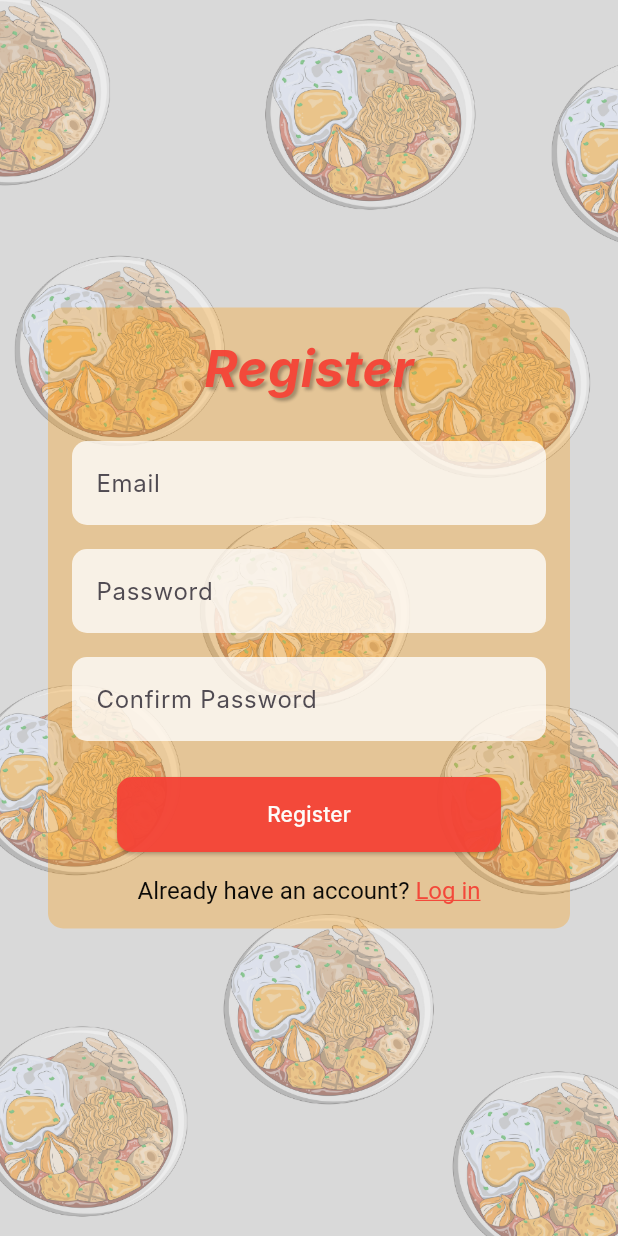
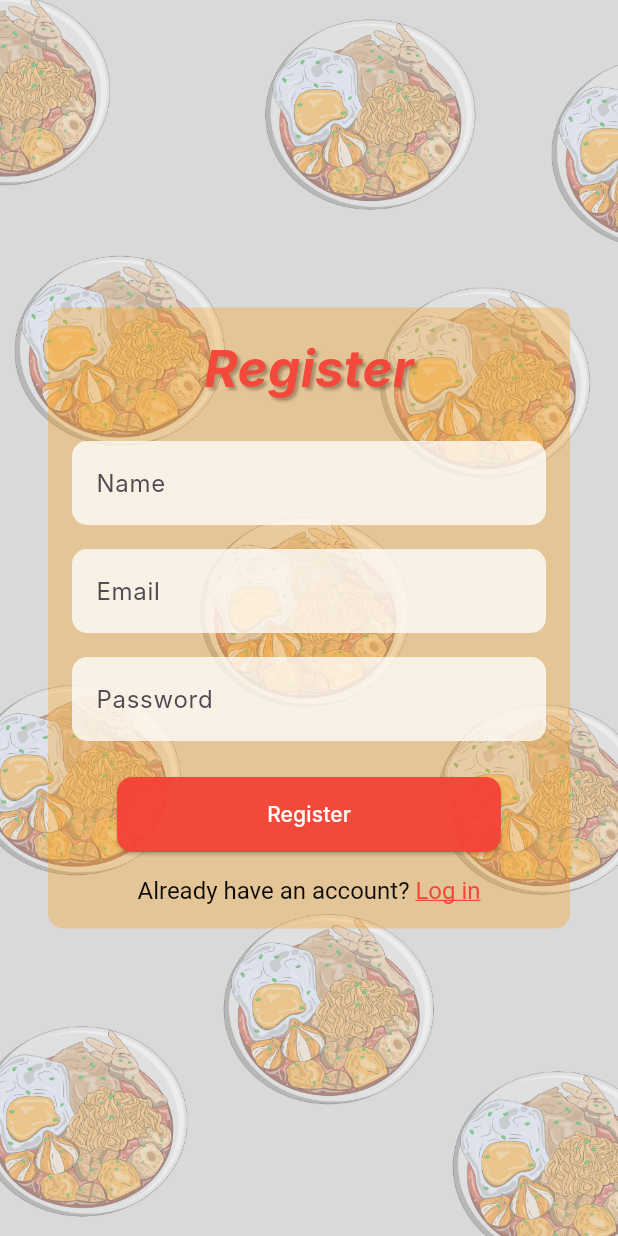
Before and after one commit to aaiiccaa/ente, a Flutter app: the RegisterScreen screen opened directly, on a phone screen of 412 x 824 dp. Run offline on Flutter 3.47's test engine with Material 3 defaults, Android fonts, the phone set to English and light mode, and no system bars; our stand-ins replace flutter_rating_bar; Roboto replaces fonts that are missing (Inter).

Commit message:
Add files via upload

```diff
--- a/lib/register.dart
+++ b/lib/register.dart
@@ -1,5 +1,6 @@
 import 'package:flutter/material.dart';
 import 'package:flutter/gestures.dart';
+import 'auth_service.dart'; // Pastikan untuk membuat dan mengimpor auth_service.dart
 import 'login.dart';
 
 class RegisterScreen extends StatefulWidget {
@@ -12,6 +13,9 @@ class RegisterScreen extends StatefulWidget {
 class _RegisterScreenState extends State<RegisterScreen> with SingleTickerProviderStateMixin {
   late AnimationController _controller;
   late Animation<double> _opacity;
+  final TextEditingController nameController = TextEditingController(); // Tambahkan controller untuk nama
+  final TextEditingController emailController = TextEditingController();
+  final TextEditingController passwordController = TextEditingController();
 
   @override
   void initState() {
@@ -31,6 +35,23 @@ class _RegisterScreenState extends State<RegisterScreen> with SingleTickerProvid
   void dispose() {
     _controller.dispose();
     super.dispose();
+  }
+
+  void _register() async {
+    final name = nameController.text; // Ambil input nama
+    final email = emailController.text;
+    final password = passwordController.text;
+
+    try {
+      final result = await AuthService().register(name, email, password); // Kirim nama ke AuthService
+      print('Registration successful: ${result['token']}');
+      // Save token and navigate to login screen or dashboard
+      Navigator.pushReplacementNamed(context, '/login');
+    } catch (e) {
+      print('Registration failed: $e');
+      // Show error message
+      ScaffoldMessenger.of(context).showSnackBar(SnackBar(content: Text('Registration failed: $e')));
+    }
   }
 
   @override
@@ -75,16 +96,14 @@ class _RegisterScreenState extends State<RegisterScreen> with SingleTickerProvid
                       ),
                     ),
                     SizedBox(height: 24),
-                    buildTextField('Email'),
+                    buildTextField('Name', controller: nameController), // Tambahkan field nama
                     SizedBox(height: 16),
-                    buildTextField('Password', obscureText: true),
+                    buildTextField('Email', controller: emailController),
                     SizedBox(height: 16),
-                    buildTextField('Confirm Password', obscureText: true),
+                    buildTextField('Password', controller: passwordController, obscureText: true),
                     SizedBox(height: 24),
                     ElevatedButton(
-                      onPressed: () {
-                        // Registration logic
-                      },
+                      onPressed: _register,
                       child: Text('Register'),
                       style: ElevatedButton.styleFrom(
                         backgroundColor: Colors.red,
@@ -107,8 +126,9 @@ class _RegisterScreenState extends State<RegisterScreen> with SingleTickerProvid
     );
   }
 
-  Widget buildTextField(String hint, {bool obscureText = false}) {
+  Widget buildTextField(String hint, {bool obscureText = false, required TextEditingController controller}) {
     return TextField(
+      controller: controller,
       decoration: InputDecoration(
         hintText: hint,
         filled: true,
```
